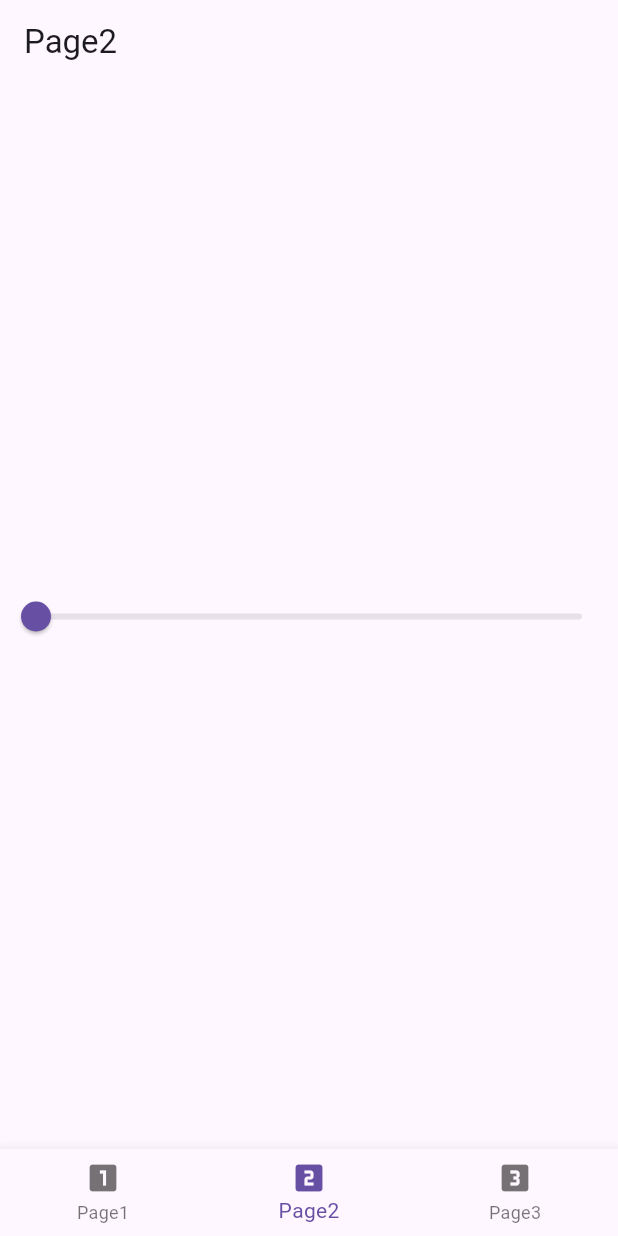
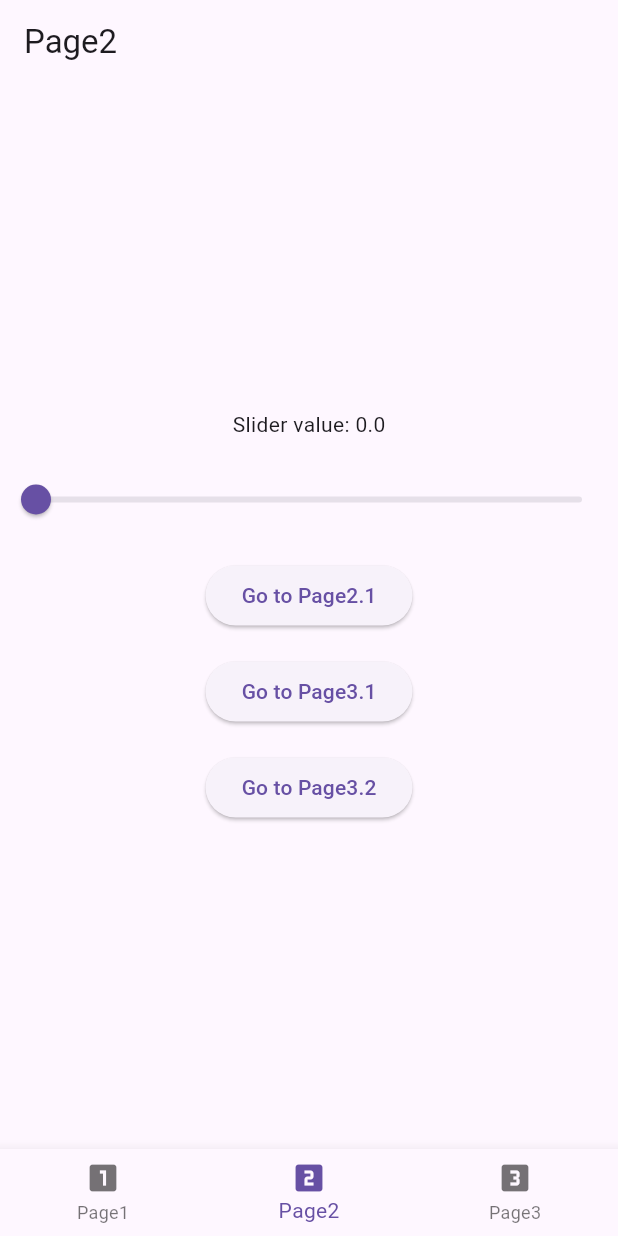
Before and after one commit to onurkarali/flutter_routing, a Flutter app: the screen it shows after launch, item 2 of the bottom bar chosen, on a phone screen of 412 x 824 dp. Run offline on Flutter 3.47's test engine with Material 3 defaults, Android fonts, the phone set to English and light mode, and no system bars.

Commit message:
Add cross-navigation

```diff
--- a/lib/main.dart
+++ b/lib/main.dart
@@ -11,14 +11,15 @@ class MyApp extends StatelessWidget {
   @override
   Widget build(BuildContext context) {
     return MaterialApp(
-      title: 'Nested Navigation Example',
+      title: 'Extended Nested Navigation',
       theme: ThemeData(primarySwatch: Colors.blue),
       home: const HomeScreen(),
     );
   }
 }
 
-/// The top-level [HomeScreen] that holds the bottom navigation bar and an [IndexedStack] of navigators.
+/// The top-level [HomeScreen] that holds the bottom navigation bar and
+/// an [IndexedStack] of navigators (one per tab).
 class HomeScreen extends StatefulWidget {
   const HomeScreen({Key? key}) : super(key: key);
 
@@ -27,7 +28,7 @@ class HomeScreen extends StatefulWidget {
 }
 
 class _HomeScreenState extends State<HomeScreen> {
-  /// The current index of the selected tab in the bottom navigation bar.
+  /// The current index of the selected tab in the BottomNavigationBar.
   int _currentIndex = 0;
 
   /// Each tab gets its own [NavigatorState] via a [GlobalKey].
@@ -37,79 +38,98 @@ class _HomeScreenState extends State<HomeScreen> {
     GlobalKey<NavigatorState>(),
   ];
 
-  /// If the current tab can pop, pop it. If it can't, allow the system back to close the app.
+  /// Intercept the Android system back button or any back pop from the scaffold.
   Future<bool> _onWillPop() async {
     final currentNavigatorState = _navigatorKeys[_currentIndex].currentState!;
     if (currentNavigatorState.canPop()) {
       currentNavigatorState.pop();
-      return false; // We handled the pop.
+      return false;
     }
-    return true; // Let the system handle it (i.e., close the app if at root).
+    return true;
   }
 
-  /// Builds a [Navigator] for each tab index.
-  /// Each navigator handles its own route stack (subpages).
+  /// A helper to build a Navigator for a given [index].
   Widget _buildNavigator(int index) {
     return Navigator(
       key: _navigatorKeys[index],
       onGenerateRoute: (RouteSettings settings) {
-        Widget page;
         switch (index) {
           case 0:
-            page = _buildPage1Routes(settings);
-            break;
+            return _buildPage1Routes(settings);
           case 1:
-            page = _buildPage2Routes(settings);
-            break;
+            return _buildPage2Routes(settings);
           case 2:
-            page = _buildPage3Routes(settings);
-            break;
+            return _buildPage3Routes(settings);
           default:
-            page = const Page1(); // Fallback
+            return MaterialPageRoute(builder: (_) => const Page1());
         }
-
-        return MaterialPageRoute<dynamic>(
-          builder: (_) => page,
-          settings: settings,
-        );
       },
     );
   }
 
-  Widget _buildPage1Routes(RouteSettings settings) {
+  /// Route table for tab #0 (Page1, Page1.1)
+  Route _buildPage1Routes(RouteSettings settings) {
+    late Widget page;
     switch (settings.name) {
-      // Default route:
       case '/':
-        return const Page1();
+        page = const Page1();
+        break;
       case '/page1_1':
-        return const Page1_1();
+        page = const Page1_1();
+        break;
       default:
-        return const Page1();
+        page = const Page1();
     }
+    return MaterialPageRoute(builder: (_) => page, settings: settings);
   }
 
-  Widget _buildPage2Routes(RouteSettings settings) {
+  /// Route table for tab #1 (Page2 and subpages).
+  /// Notice it also knows how to build Page3.1 and Page3.2 for cross-navigation from Page2.
+  Route _buildPage2Routes(RouteSettings settings) {
+    late Widget page;
     switch (settings.name) {
-      // Default route:
       case '/':
-        return const Page2();
+        page = const Page2();
+        break;
+      case '/page2_1':
+        page = const Page2_1();
+        break;
+      case '/page3_1':
+        page = const Page3_1(); // Cross-navigation to Page3.1
+        break;
+      case '/page3_2':
+        page = const Page3_2(); // Cross-navigation to Page3.2
+        break;
       default:
-        return const Page2();
+        page = const Page2();
     }
+    return MaterialPageRoute(builder: (_) => page, settings: settings);
   }
 
-  Widget _buildPage3Routes(RouteSettings settings) {
+  /// Route table for tab #2 (Page3 and subpages).
+  /// Notice it also knows how to build Page2.1 for cross-navigation from Page3.x.
+  Route _buildPage3Routes(RouteSettings settings) {
+    late Widget page;
     switch (settings.name) {
-      // Default route:
       case '/':
-        return const Page3();
+        page = const Page3();
+        break;
       case '/page3_1':
-        return const Page3_1();
+        page = const Page3_1();
+        break;
       case '/page3_1_1':
-        return const Page3_1_1();
+        page = const Page3_1_1();
+        break;
+      case '/page3_2':
+        page = const Page3_2();
+        break;
+      case '/page2_1':
+        page = const Page2_1(); // Cross-navigation to Page2.1
+        break;
       default:
-        return const Page3();
+        page = const Page3();
     }
+    return MaterialPageRoute(builder: (_) => page, settings: settings);
   }
 
   @override
@@ -127,11 +147,7 @@ class _HomeScreenState extends State<HomeScreen> {
         ),
         bottomNavigationBar: BottomNavigationBar(
           currentIndex: _currentIndex,
-          onTap: (int index) {
-            setState(() {
-              _currentIndex = index;
-            });
-          },
+          onTap: (int index) => setState(() => _currentIndex = index),
           items: const [
             BottomNavigationBarItem(
               icon: Icon(Icons.looks_one),
@@ -152,11 +168,8 @@ class _HomeScreenState extends State<HomeScreen> {
   }
 }
 
-//
-// Below are all the separate pages as stateful widgets.
-//
+// ------------------- Page 1 & Subpage -------------------
 
-// ------------------- Page 1 & Subpage -------------------
 class Page1 extends StatefulWidget {
   const Page1({Key? key}) : super(key: key);
 
@@ -180,11 +193,7 @@ class _Page1State extends State<Page1> {
             Text('Page1 counter: $counter'),
             const SizedBox(height: 16),
             ElevatedButton(
-              onPressed: () {
-                setState(() {
-                  counter++;
-                });
-              },
+              onPressed: () => setState(() => counter++),
               child: const Text('Increment'),
             ),
             const SizedBox(height: 16),
@@ -214,8 +223,6 @@ class _Page1_1State extends State<Page1_1> {
     return Scaffold(
       appBar: AppBar(
         title: const Text('Page1.1'),
-        // The default back button automatically appears
-        // as long as this isn't the initial route of the Navigator.
       ),
       body: Center(
         child: ElevatedButton(
@@ -227,7 +234,8 @@ class _Page1_1State extends State<Page1_1> {
   }
 }
 
-// ------------------- Page 2 (No subpage in example) -------------------
+// ------------------- Page 2 & Subpage -------------------
+
 class Page2 extends StatefulWidget {
   const Page2({Key? key}) : super(key: key);
 
@@ -245,15 +253,76 @@ class _Page2State extends State<Page2> {
         title: const Text('Page2'),
       ),
       body: Center(
-        child: Slider(
-          value: sliderValue,
-          onChanged: (val) {
-            setState(() {
-              sliderValue = val;
-            });
-          },
-          min: 0,
-          max: 100,
+        child: SingleChildScrollView(
+          child: Column(
+            mainAxisAlignment: MainAxisAlignment.center,
+            children: [
+              Text('Slider value: $sliderValue'),
+              const SizedBox(height: 16),
+              Slider(
+                value: sliderValue,
+                onChanged: (val) => setState(() => sliderValue = val),
+                min: 0,
+                max: 100,
+              ),
+              const SizedBox(height: 16),
+              ElevatedButton(
+                onPressed: () => Navigator.of(context).pushNamed('/page2_1'),
+                child: const Text('Go to Page2.1'),
+              ),
+              const SizedBox(height: 16),
+              ElevatedButton(
+                onPressed: () => Navigator.of(context).pushNamed('/page3_1'),
+                child: const Text('Go to Page3.1'),
+              ),
+              const SizedBox(height: 16),
+              ElevatedButton(
+                onPressed: () => Navigator.of(context).pushNamed('/page3_2'),
+                child: const Text('Go to Page3.2'),
+              ),
+            ],
+          ),
+        ),
+      ),
+    );
+  }
+}
+
+class Page2_1 extends StatefulWidget {
+  const Page2_1({Key? key}) : super(key: key);
+
+  @override
+  State<Page2_1> createState() => _Page2_1State();
+}
+
+class _Page2_1State extends State<Page2_1> {
+  @override
+  Widget build(BuildContext context) {
+    return Scaffold(
+      appBar: AppBar(
+        title: const Text('Page2.1'),
+      ),
+      body: Center(
+        child: Column(
+          mainAxisAlignment: MainAxisAlignment.center,
+          children: [
+            const Text('This is Page2.1'),
+            const SizedBox(height: 20),
+            ElevatedButton(
+              onPressed: () => Navigator.of(context).pushNamed('/page3_1'),
+              child: const Text('Go to Page3.1'),
+            ),
+            const SizedBox(height: 8),
+            ElevatedButton(
+              onPressed: () => Navigator.of(context).pushNamed('/page3_2'),
+              child: const Text('Go to Page3.2'),
+            ),
+            const SizedBox(height: 20),
+            ElevatedButton(
+              onPressed: () => Navigator.of(context).pop(),
+              child: const Text('Back to Page2'),
+            ),
+          ],
         ),
       ),
     );
@@ -261,6 +330,7 @@ class _Page2State extends State<Page2> {
 }
 
 // ------------------- Page 3 & Subpages -------------------
+
 class Page3 extends StatefulWidget {
   const Page3({Key? key}) : super(key: key);
 
@@ -284,10 +354,13 @@ class _Page3State extends State<Page3> {
             Text(text),
             const SizedBox(height: 16),
             ElevatedButton(
-              onPressed: () {
-                Navigator.of(context).pushNamed('/page3_1');
-              },
+              onPressed: () => Navigator.of(context).pushNamed('/page3_1'),
               child: const Text('Go to Page3.1'),
+            ),
+            const SizedBox(height: 16),
+            ElevatedButton(
+              onPressed: () => Navigator.of(context).pushNamed('/page3_2'),
+              child: const Text('Go to Page3.2'),
             ),
           ],
         ),
@@ -306,6 +379,8 @@ class Page3_1 extends StatefulWidget {
 class _Page3_1State extends State<Page3_1> {
   String userNote = "This is Page3.1";
 
+  int counter = 0;
+
   @override
   Widget build(BuildContext context) {
     return Scaffold(
@@ -316,13 +391,23 @@ class _Page3_1State extends State<Page3_1> {
         child: Column(
           mainAxisAlignment: MainAxisAlignment.center,
           children: [
+            Text('Counter: $counter'),
+            const SizedBox(height: 16),
+            ElevatedButton(
+              onPressed: () => setState(() => counter++),
+              child: const Text('Increment'),
+            ),
+            const SizedBox(height: 12),
             Text(userNote),
             const SizedBox(height: 16),
             ElevatedButton(
-              onPressed: () {
-                Navigator.of(context).pushNamed('/page3_1_1');
-              },
+              onPressed: () => Navigator.of(context).pushNamed('/page3_1_1'),
               child: const Text('Go to Page3.1.1'),
+            ),
+            const SizedBox(height: 16),
+            ElevatedButton(
+              onPressed: () => Navigator.of(context).pushNamed('/page2_1'),
+              child: const Text('Go to Page2.1'),
             ),
           ],
         ),
@@ -354,3 +439,41 @@ class _Page3_1_1State extends State<Page3_1_1> {
     );
   }
 }
+
+class Page3_2 extends StatefulWidget {
+  const Page3_2({Key? key}) : super(key: key);
+
+  @override
+  State<Page3_2> createState() => _Page3_2State();
+}
+
+class _Page3_2State extends State<Page3_2> {
+  String info = "Welcome to Page3.2";
+
+  @override
+  Widget build(BuildContext context) {
+    return Scaffold(
+      appBar: AppBar(
+        title: const Text('Page3.2'),
+      ),
+      body: Center(
+        child: Column(
+          mainAxisAlignment: MainAxisAlignment.center,
+          children: [
+            Text(info),
+            const SizedBox(height: 16),
+            ElevatedButton(
+              onPressed: () => Navigator.of(context).pushNamed('/page2_1'),
+              child: const Text('Go to Page2.1'),
+            ),
+            const SizedBox(height: 16),
+            ElevatedButton(
+              onPressed: () => Navigator.of(context).pop(),
+              child: const Text('Back to Page3'),
+            ),
+          ],
+        ),
+      ),
+    );
+  }
+}
```
